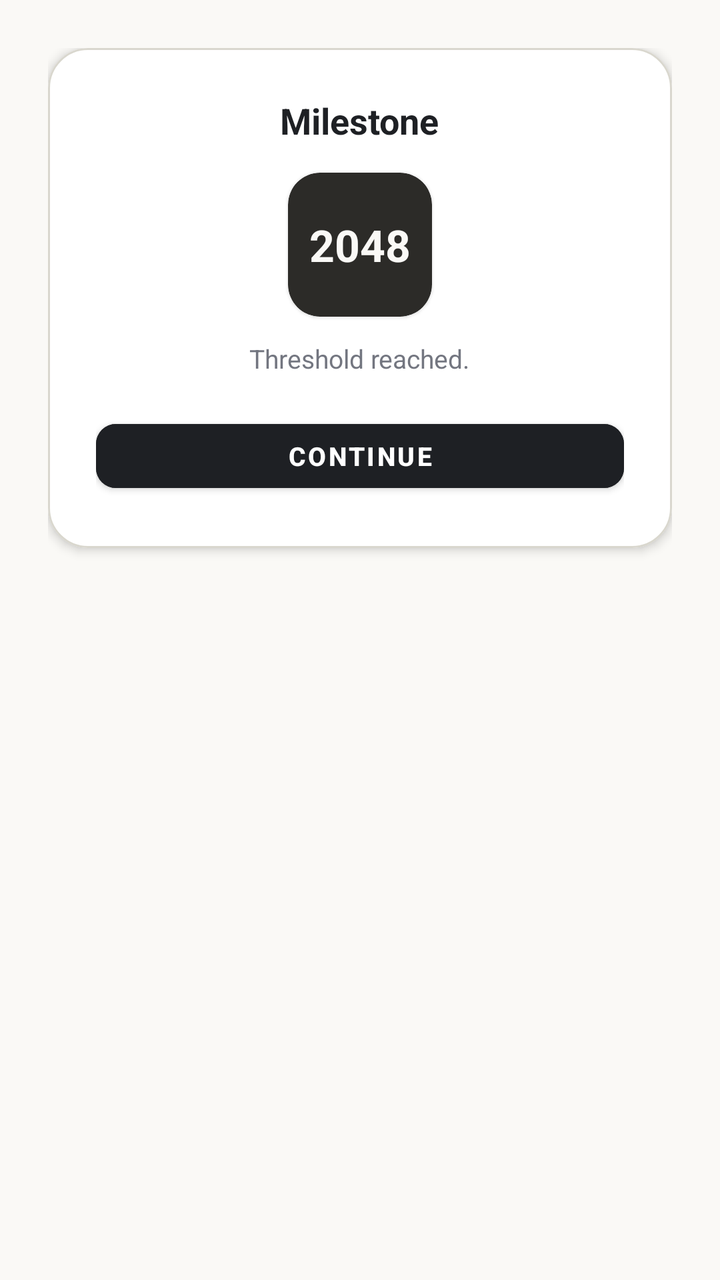
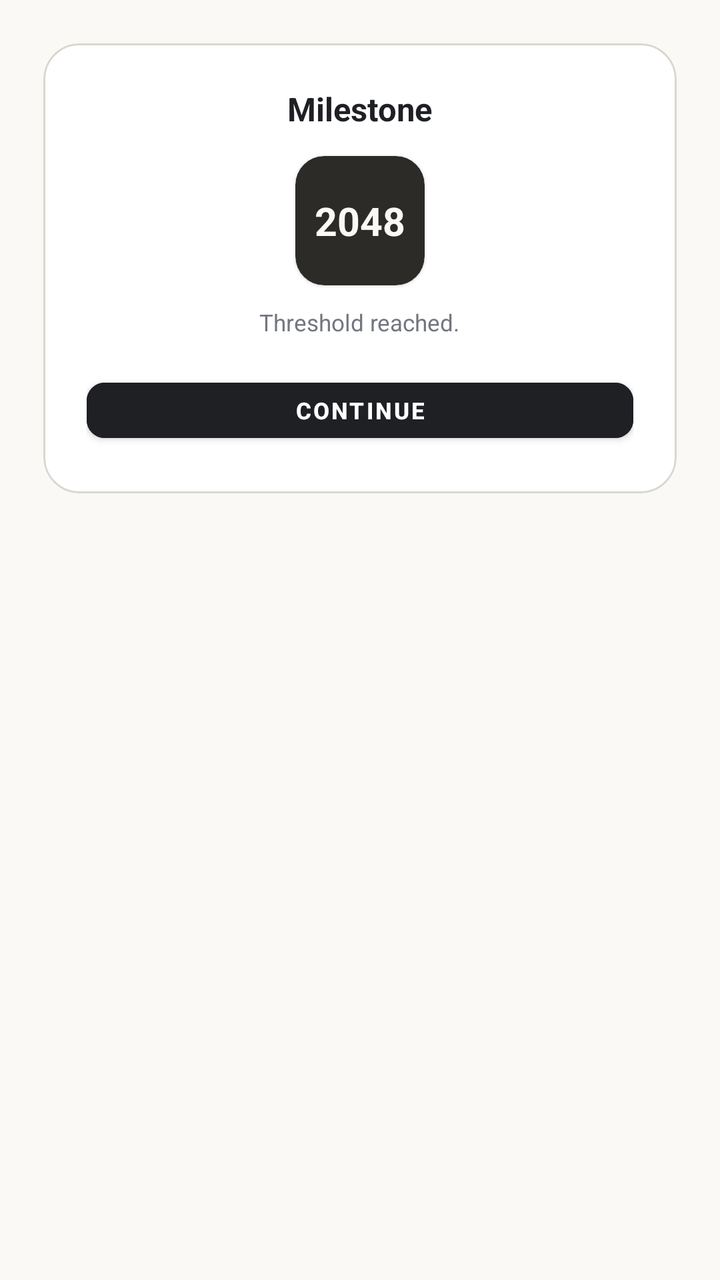

Two renders of the same Android screen: before a commit and after it. Below are the layout's source before the change and the commit's diff.
<!-- AndroidManifest.xml: application theme Theme.NumberBlocks -->
<!-- res/layout/dialog_milestone.xml -->
<?xml version="1.0" encoding="utf-8"?>
<LinearLayout xmlns:android="http://schemas.android.com/apk/res/android"
    xmlns:app="http://schemas.android.com/apk/res-auto"
    android:layout_width="match_parent"
    android:layout_height="wrap_content"
    android:background="@android:color/transparent"
    android:orientation="vertical"
    android:padding="24dp">

    <com.google.android.material.card.MaterialCardView
        android:layout_width="match_parent"
        android:layout_height="wrap_content"
        app:cardBackgroundColor="#FFFFFF"
        app:cardCornerRadius="20dp"
        app:cardElevation="3dp"
        app:strokeColor="#D9D7CE"
        app:strokeWidth="1dp">

        <LinearLayout
            android:layout_width="match_parent"
            android:layout_height="wrap_content"
            android:gravity="center_horizontal"
            android:orientation="vertical"
            android:padding="24dp">

            <TextView
                android:layout_width="wrap_content"
                android:layout_height="wrap_content"
                android:text="Milestone"
                android:textColor="#1E2024"
                android:textSize="18sp"
                android:textStyle="bold" />

            <com.google.android.material.card.MaterialCardView
                android:layout_width="72dp"
                android:layout_height="72dp"
                android:layout_marginTop="14dp"
                app:cardBackgroundColor="#2C2B28"
                app:cardCornerRadius="16dp"
                app:strokeWidth="0dp">

                <TextView
                    android:id="@+id/tv_milestone_value"
                    android:layout_width="wrap_content"
                    android:layout_height="wrap_content"
                    android:layout_gravity="center"
                    android:text="2048"
                    android:textColor="#FAF9F6"
                    android:textSize="22sp"
                    android:textStyle="bold" />
            </com.google.android.material.card.MaterialCardView>

            <TextView
                android:layout_width="wrap_content"
                android:layout_height="wrap_content"
                android:layout_marginTop="12dp"
                android:text="Threshold reached."
                android:textColor="#737680"
                android:textSize="13sp" />

            <Button
                android:id="@+id/btn_milestone_continue"
                style="@style/Widget.MaterialComponents.Button"
                android:layout_width="match_parent"
                android:layout_height="44dp"
                android:layout_marginTop="18dp"
                android:backgroundTint="#1E2024"
                android:text="Continue"
                android:textColor="#FFFFFF"
                android:textSize="13sp"
                android:textStyle="bold"
                app:cornerRadius="10dp" />

        </LinearLayout>
    </com.google.android.material.card.MaterialCardView>
</LinearLayout>
<!-- resources referenced by this layout -->
<resources>
  <style name="Theme.NumberBlocks" parent="Theme.MaterialComponents.DayNight.NoActionBar">
          <item name="colorPrimary">@color/primary</item>
          <item name="colorPrimaryVariant">@color/primary_variant</item>
          <item name="colorSecondary">@color/secondary</item>
          <item name="android:statusBarColor">@color/background</item>
          <item name="android:navigationBarColor">@color/background</item>
          <item name="android:windowBackground">@color/background</item>
      </style>
  <color name="primary">#1E2024</color>
  <color name="primary_variant">#161719</color>
  <color name="secondary">#5A5D66</color>
  <color name="background">#FAF9F6</color>
</resources>

<!-- the commit's change to res/layout/dialog_milestone.xml (unified diff, before → after) -->
@@ -5,38 +5,38 @@
     android:layout_height="wrap_content"
     android:background="@android:color/transparent"
     android:orientation="vertical"
-    android:padding="24dp">
+    android:padding="@dimen/dp_24">
 
     <com.google.android.material.card.MaterialCardView
         android:layout_width="match_parent"
         android:layout_height="wrap_content"
         app:cardBackgroundColor="#FFFFFF"
-        app:cardCornerRadius="20dp"
-        app:cardElevation="3dp"
+        app:cardCornerRadius="@dimen/dp_20"
+        app:cardElevation="@dimen/dp_3"
         app:strokeColor="#D9D7CE"
-        app:strokeWidth="1dp">
+        app:strokeWidth="@dimen/dp_1">
 
         <LinearLayout
             android:layout_width="match_parent"
             android:layout_height="wrap_content"
             android:gravity="center_horizontal"
             android:orientation="vertical"
-            android:padding="24dp">
+            android:padding="@dimen/dp_24">
 
             <TextView
                 android:layout_width="wrap_content"
                 android:layout_height="wrap_content"
                 android:text="Milestone"
                 android:textColor="#1E2024"
-                android:textSize="18sp"
+                android:textSize="@dimen/sp_18"
                 android:textStyle="bold" />
 
             <com.google.android.material.card.MaterialCardView
-                android:layout_width="72dp"
-                android:layout_height="72dp"
-                android:layout_marginTop="14dp"
+                android:layout_width="@dimen/dp_72"
+                android:layout_height="@dimen/dp_72"
+                android:layout_marginTop="@dimen/dp_14"
                 app:cardBackgroundColor="#2C2B28"
-                app:cardCornerRadius="16dp"
+                app:cardCornerRadius="@dimen/dp_16"
                 app:strokeWidth="0dp">
 
                 <TextView
@@ -46,30 +46,30 @@
                     android:layout_gravity="center"
                     android:text="2048"
                     android:textColor="#FAF9F6"
-                    android:textSize="22sp"
+                    android:textSize="@dimen/sp_22"
                     android:textStyle="bold" />
             </com.google.android.material.card.MaterialCardView>
 
             <TextView
                 android:layout_width="wrap_content"
                 android:layout_height="wrap_content"
-                android:layout_marginTop="12dp"
+                android:layout_marginTop="@dimen/dp_12"
                 android:text="Threshold reached."
                 android:textColor="#737680"
-                android:textSize="13sp" />
+                android:textSize="@dimen/sp_13" />
 
             <Button
                 android:id="@+id/btn_milestone_continue"
                 style="@style/Widget.MaterialComponents.Button"
                 android:layout_width="match_parent"
-                android:layout_height="44dp"
-                android:layout_marginTop="18dp"
+                android:layout_height="@dimen/dp_44"
+                android:layout_marginTop="@dimen/dp_18"
                 android:backgroundTint="#1E2024"
                 android:text="Continue"
                 android:textColor="#FFFFFF"
-                android:textSize="13sp"
+                android:textSize="@dimen/sp_13"
                 android:textStyle="bold"
-                app:cornerRadius="10dp" />
+                app:cornerRadius="@dimen/dp_10" />
 
         </LinearLayout>
     </com.google.android.material.card.MaterialCardView>
<!-- resource entries referenced after the edit -->
@@ -1,5 +1,19 @@
 <!-- resources referenced by this layout -->
 <resources>
+  <dimen name="dp_1">1.00dp</dimen>
+  <dimen name="dp_10">10.00dp</dimen>
+  <dimen name="dp_12">12.00dp</dimen>
+  <dimen name="dp_14">14.00dp</dimen>
+  <dimen name="dp_16">16.00dp</dimen>
+  <dimen name="dp_18">18.00dp</dimen>
+  <dimen name="dp_20">20.00dp</dimen>
+  <dimen name="dp_24">24.00dp</dimen>
+  <dimen name="dp_3">3.00dp</dimen>
+  <dimen name="dp_44">44.00dp</dimen>
+  <dimen name="dp_72">72.00dp</dimen>
+  <dimen name="sp_13">13.00sp</dimen>
+  <dimen name="sp_18">18.00sp</dimen>
+  <dimen name="sp_22">22.00sp</dimen>
   <style name="Theme.NumberBlocks" parent="Theme.MaterialComponents.DayNight.NoActionBar">
           <item name="colorPrimary">@color/primary</item>
           <item name="colorPrimaryVariant">@color/primary_variant</item>
